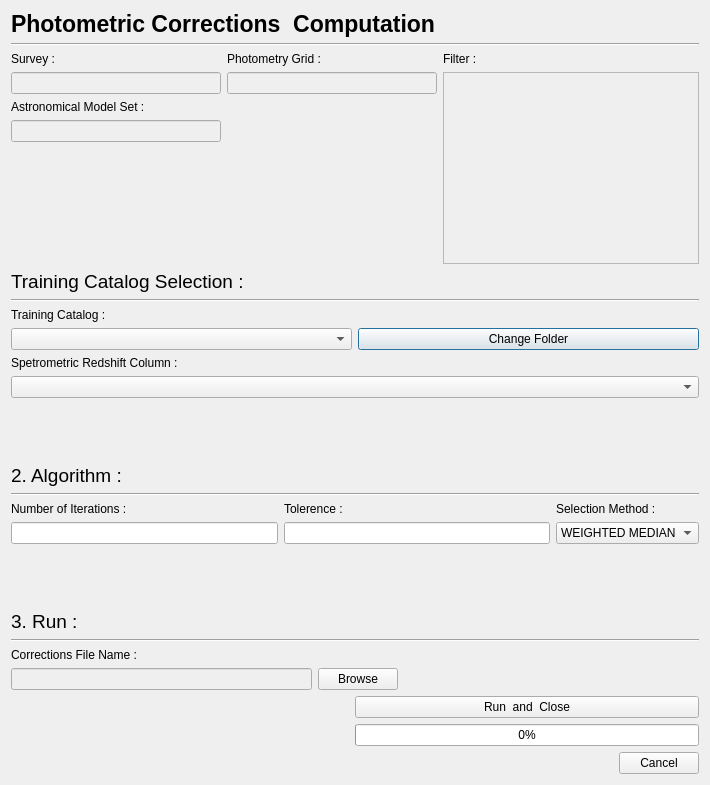
astrorama/Phosphoros, file PhzQtUI/auxdir/PhzQtUI/DialogPhotometricCorrectionComputation.ui: the form before one commit.
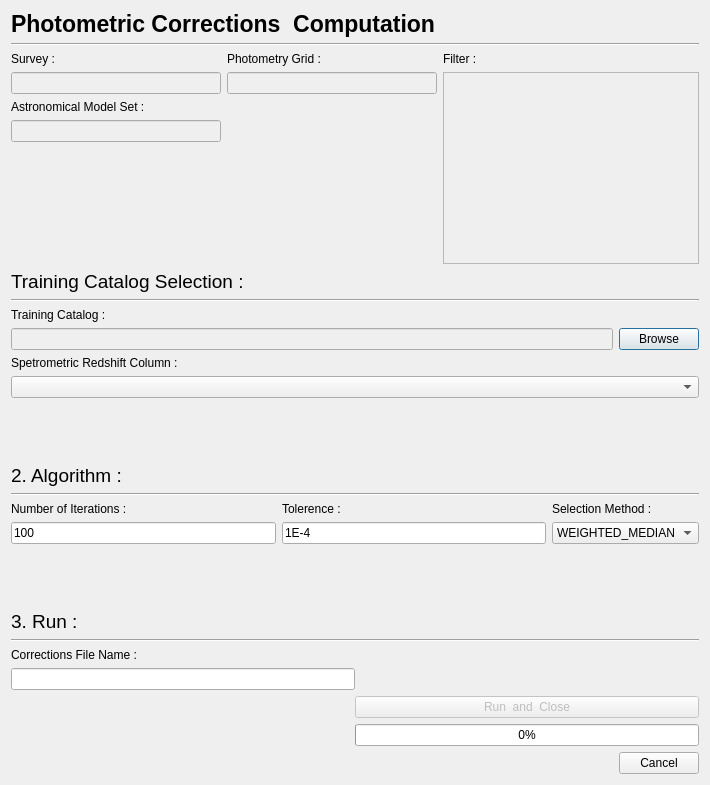
The form after the commit.

Commit message: Call the Photometric Grid and the Photometric Corrections computation

What changed in the file:
```diff
--- a/PhzQtUI/auxdir/PhzQtUI/DialogPhotometricCorrectionComputation.ui
+++ b/PhzQtUI/auxdir/PhzQtUI/DialogPhotometricCorrectionComputation.ui
@@ -182,12 +182,16 @@
    <item>
     <layout class="QHBoxLayout" name="horizontalLayout_3">
      <item>
-      <widget class="QComboBox" name="cb_TrainingCatalog"/>
+      <widget class="QLineEdit" name="txt_catalog">
+       <property name="enabled">
+        <bool>false</bool>
+       </property>
+      </widget>
      </item>
      <item>
       <widget class="QPushButton" name="btn_TrainingCatalogFolder">
        <property name="text">
-        <string>Change Folder</string>
+        <string>Browse</string>
        </property>
       </widget>
      </item>
@@ -251,7 +255,11 @@
         </widget>
        </item>
        <item>
-        <widget class="QLineEdit" name="txt_Iteration"/>
+        <widget class="QLineEdit" name="txt_Iteration">
+         <property name="text">
+          <string>100</string>
+         </property>
+        </widget>
        </item>
       </layout>
      </item>
@@ -265,7 +273,11 @@
         </widget>
        </item>
        <item>
-        <widget class="QLineEdit" name="txt_Tolerence"/>
+        <widget class="QLineEdit" name="txt_Tolerence">
+         <property name="text">
+          <string>1E-4</string>
+         </property>
+        </widget>
        </item>
       </layout>
      </item>
@@ -282,7 +294,7 @@
         <widget class="QComboBox" name="cb_SelectionMethod">
          <item>
           <property name="text">
-           <string>WEIGHTED MEDIAN</string>
+           <string>WEIGHTED_MEDIAN</string>
           </property>
          </item>
          <item>
@@ -350,14 +362,7 @@
      <item>
       <widget class="QLineEdit" name="txt_FileName">
        <property name="enabled">
-        <bool>false</bool>
-       </property>
-      </widget>
-     </item>
-     <item>
-      <widget class="QPushButton" name="btn_OutputFileName">
-       <property name="text">
-        <string>Browse</string>
+        <bool>true</bool>
        </property>
       </widget>
      </item>
@@ -395,6 +400,9 @@
       <layout class="QVBoxLayout" name="verticalLayout_7">
        <item>
         <widget class="QPushButton" name="bt_Run">
+         <property name="enabled">
+          <bool>false</bool>
+         </property>
          <property name="text">
           <string>Run  and  Close</string>
          </property>
```
Left out of the diff: 4 changed lines with no effect on the pictures. The commit also changes 14 other files.
